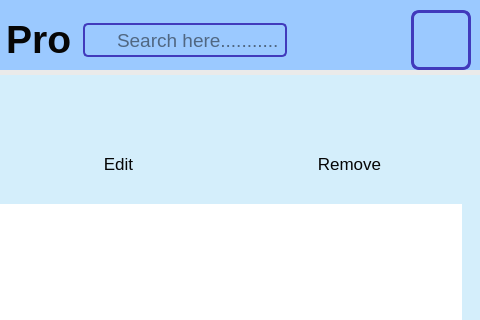
The window that mainwindow.ui (Nicholauswarobi/Business-Keeper-Software) describes before a commit, drawn with Qt 5; both pictures show x 545 to 1025 and y 0 to 320 of the 1025 by 705 pixel window.
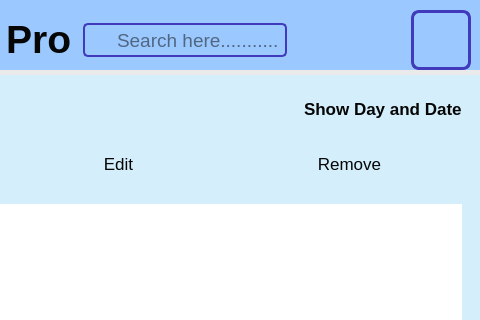
The same window after the commit. The open tabs and pages were chosen to show the change. Icons and pictures are not drawn.

```diff
--- a/mainwindow.ui
+++ b/mainwindow.ui
@@ -2298,6 +2298,19 @@
                    </property>
                   </widget>
                  </item>
+                 <item alignment="Qt::AlignmentFlag::AlignRight">
+                  <widget class="QLabel" name="label_11">
+                   <property name="font">
+                    <font>
+                     <pointsize>13</pointsize>
+                     <bold>true</bold>
+                    </font>
+                   </property>
+                   <property name="text">
+                    <string>Show Day and Date</string>
+                   </property>
+                  </widget>
+                 </item>
                 </layout>
                </widget>
               </item>
```
